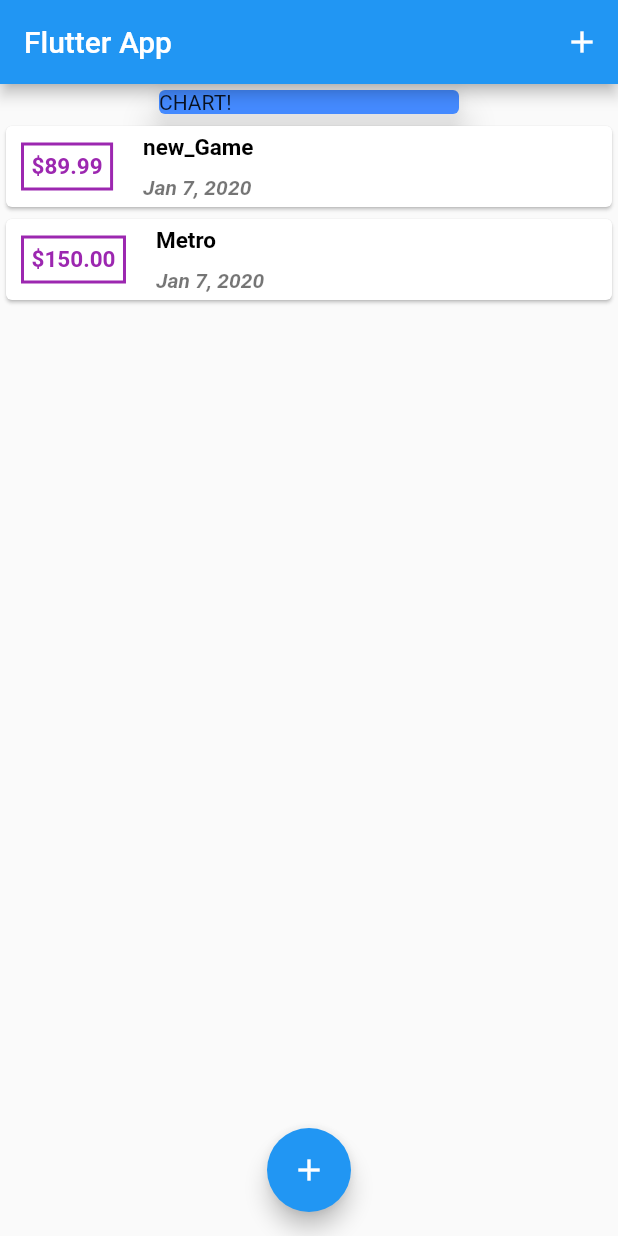
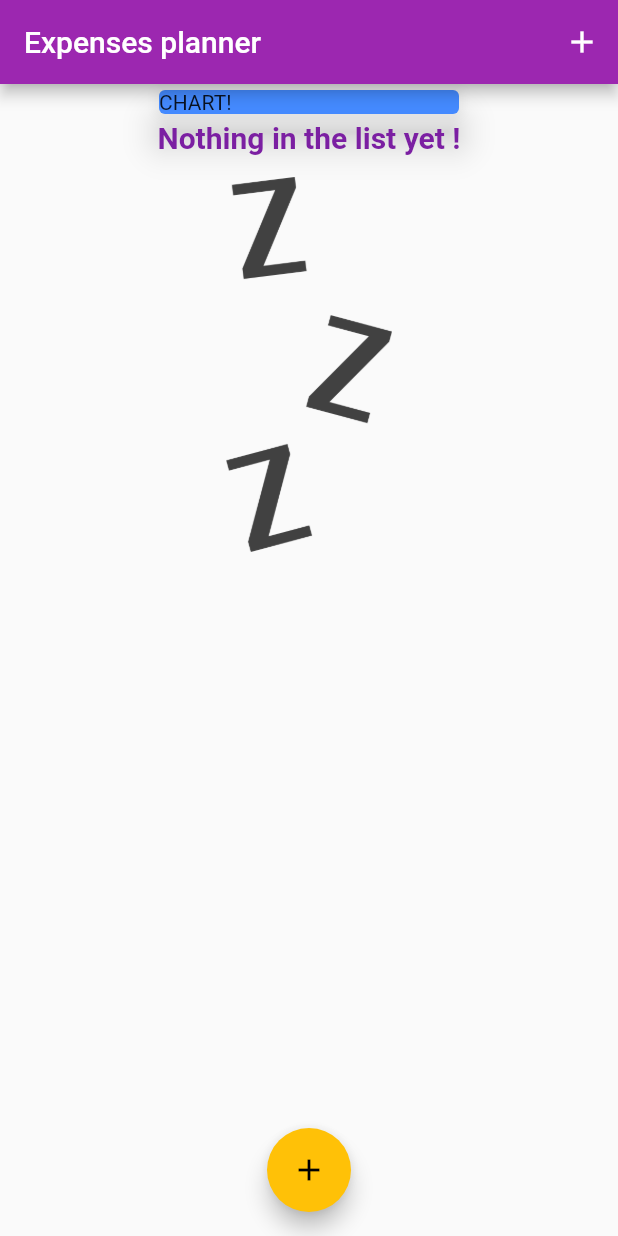
Before and after one commit to EvGen94/expenses_planner, a Flutter app: the screen it shows after launch, on a phone screen of 412 x 824 dp. Run offline on Flutter 3.47's test engine with Material 2 defaults, Android fonts, the phone set to English and light mode, and no system bars.

Commit message:
add_chart

```diff
--- a/expenses_planner/lib/main.dart
+++ b/expenses_planner/lib/main.dart
@@ -10,7 +10,12 @@
   @override
   Widget build(BuildContext context) {
     return MaterialApp(
-      title: 'Flutter App',
+      title: 'Expenses planner',
+      theme: ThemeData(
+        primarySwatch: Colors.purple,
+        accentColor: Colors.amber,
+
+      ),
       home: MyHomePage(),
     );
   }
@@ -23,18 +28,7 @@
 
 class _MyHomePageState extends State<MyHomePage> {
   final List<Transaction> _usertransactions = [
-    Transaction(
-      id: 't1',
-      title: 'new_Game',
-      amount: 89.99,
-      date: DateTime.now(),
-    ),
-    Transaction(
-      id: 't2',
-      title: 'Metro',
-      amount: 150,
-      date: DateTime.now(),
-    ),
+
   ];
 
   void _addNewTransaction(String txTitle, double txAmount) {
@@ -63,7 +57,7 @@
   Widget build(BuildContext context) {
     return Scaffold(
       appBar: AppBar(
-        title: Text('Flutter App'),
+        title: Text('Expenses planner'),
         actions: <Widget>[
           IconButton(
             icon: Icon(Icons.add),
--- a/expenses_planner/lib/widgets/transaction_list.dart
+++ b/expenses_planner/lib/widgets/transaction_list.dart
@@ -10,8 +10,31 @@
   @override
   Widget build(BuildContext context) {
     return Container(
+      alignment: Alignment.center,
       height: 400,
-      child: ListView.builder(
+      child: transactions.isEmpty
+          ? Column(
+              children: <Widget>[
+                Text(
+                  'Nothing in the list yet !',
+                  style: TextStyle(
+                    fontWeight: FontWeight.bold,
+                    fontSize: 20,
+                    color: Theme.of(context).primaryColorDark,
+                  ),
+                ),
+                SizedBox(
+                  height: 15,
+                ),
+                Container(
+                    height: 250,
+                    child: Image.asset(
+                      'assets/images/waiting.png',
+                      fit: BoxFit.cover,
+                    )),
+              ],
+            )
+          : ListView.builder(
               itemBuilder: (ctx, index) {
                 return Card(
                     child: Row(
@@ -23,7 +46,7 @@
                       ),
                       decoration: BoxDecoration(
                         border: Border.all(
-                    color: Colors.purple,
+                          color: Theme.of(context).primaryColorDark,
                           width: 2,
                         ),
                       ),
@@ -33,7 +56,7 @@
                         style: TextStyle(
                           fontWeight: FontWeight.bold,
                           fontSize: 15,
-                    color: Colors.purple,
+                          color: Theme.of(context).primaryColorDark,
                         ),
                       ),
                     ),
--- a/expenses_planner/pubspec.yaml
+++ b/expenses_planner/pubspec.yaml
@@ -41,8 +41,8 @@
   uses-material-design: true
 
   # To add assets to your application, add an assets section, like this:
-  # assets:
-  #  - images/a_dot_burr.jpeg
+  assets:
+   - assets/images/waiting.png
   #  - images/a_dot_ham.jpeg
 
   # An image asset can refer to one or more resolution-specific "variants", see
```
Also changed, not shown: expenses_planner/lib/widgets/chart.dart (added, +36 -0 lines), expenses_planner/assets/fonts/OpenSans-Bold.ttf (added), expenses_planner/assets/fonts/OpenSans-Regular.ttf (added), expenses_planner/assets/fonts/Quicksand-Bold.ttf (added), expenses_planner/assets/fonts/Quicksand-Light.ttf (added), expenses_planner/assets/fonts/Quicksand-Medium.ttf (added), expenses_planner/assets/fonts/Quicksand-Regular.ttf (added), expenses_planner/assets/images/waiting.png (added). Lines whose indentation alone changed are shown as unchanged.
